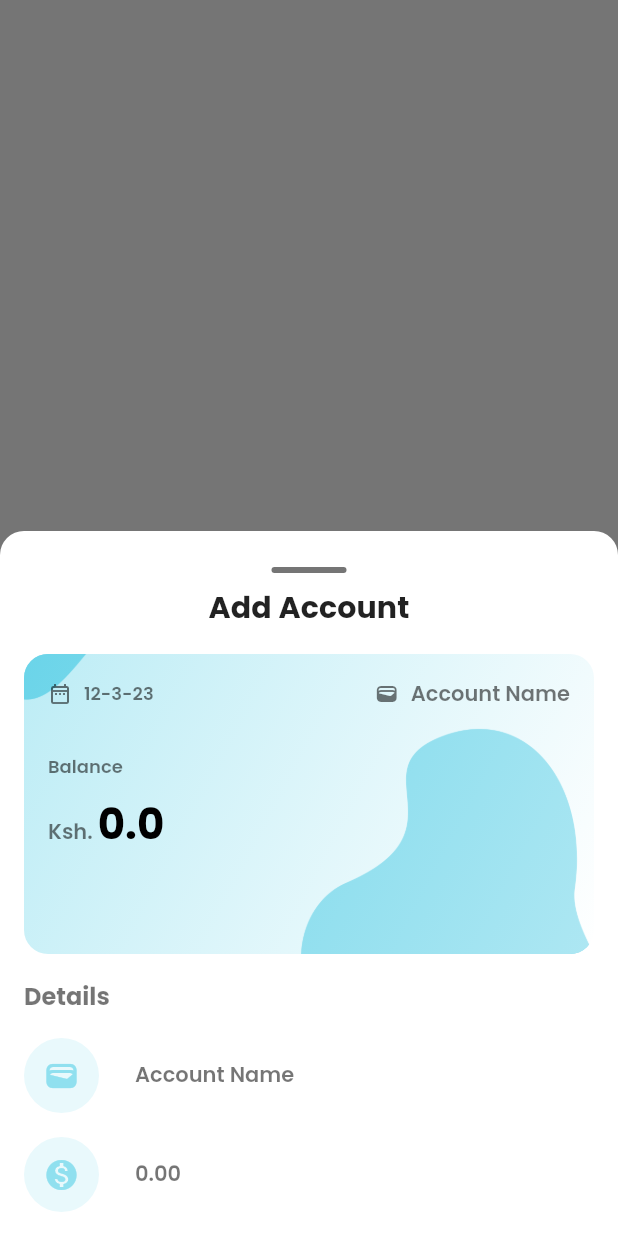
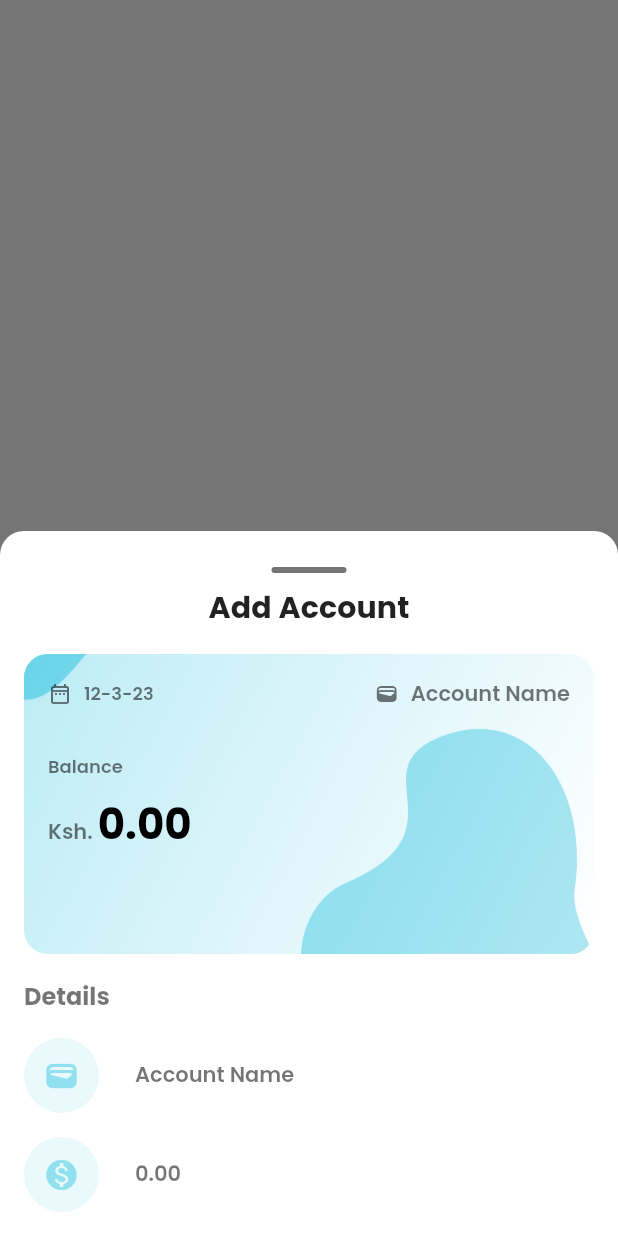
Before and after one commit to KenStarry/Budgetly, a Flutter app: what showAccountsBottomSheet() shows on an empty page, opened directly with empty values, on a phone screen of 412 x 824 dp. Run offline on Flutter 3.47's test engine with Material 2 defaults, Android fonts, the light colour scheme and no system bars; our stand-ins replace get.

Commit message:
Added Math Utils class to format number to commas

```diff
--- /dev/null
+++ b/lib/core/utils/math_utils.dart
@@ -0,0 +1,11 @@
+class MathUtils {
+
+  static String addComma({required double number}) {
+    RegExp reg = RegExp(r'(\d{1,3})(?=(\d{3})+(?!\d))');
+    String formatted = number
+        .toStringAsFixed(2)
+        .replaceAllMapped(reg, (match) => '${match[1]},');
+
+    return formatted;
+  }
+}
--- a/lib/features/feature_accounts/presentation/components/account_card.dart
+++ b/lib/features/feature_accounts/presentation/components/account_card.dart
@@ -1,3 +1,4 @@
+import 'package:budgetly/core/utils/math_utils.dart';
 import 'package:flutter/material.dart';
 
 import '../../../../theme/my_colors.dart';
@@ -67,7 +68,7 @@ class AccountCard extends StatelessWidget {
                           text: "Ksh. ",
                           style: Theme.of(context).textTheme.bodyMedium),
                       TextSpan(
-                          text: "$accountBalance",
+                          text: MathUtils.addComma(number: accountBalance),
                           style: Theme.of(context).textTheme.titleLarge),
                     ]))
                   ],
--- a/lib/features/feature_main/presentation/components/bottom_sheets/accounts_sheet/accounts_bottom_sheet.dart
+++ b/lib/features/feature_main/presentation/components/bottom_sheets/accounts_sheet/accounts_bottom_sheet.dart
@@ -21,7 +21,7 @@ void showAccountsBottomSheet(
                   padding: const EdgeInsets.all(16),
                   decoration: BoxDecoration(
                       color: Theme.of(context).scaffoldBackgroundColor,
-                      borderRadius: BorderRadius.only(
+                      borderRadius: const BorderRadius.only(
                         topLeft: Radius.circular(16),
                         topRight: Radius.circular(16),
                       )),
```
Also changed, not shown: lib/core/utils/add_comma.dart (deleted, +0 -8 lines), 1 other file.
